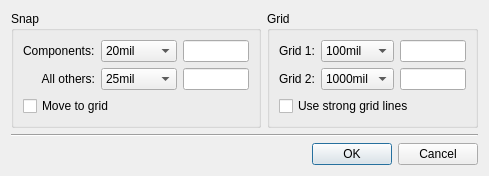
xgvargas/xeda, file sw/ui/dlg_grid.ui: the form before one commit.
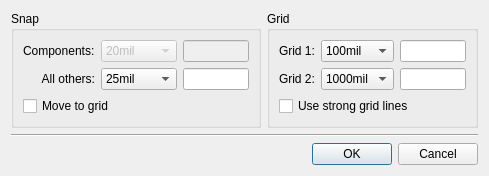
The form after the commit. Custom widgets are drawn as their Qt base class.

Commit message: nada novo

Patch:
```diff
--- a/sw/ui/dlg_grid.ui
+++ b/sw/ui/dlg_grid.ui
@@ -111,6 +111,9 @@
           </item>
           <item row="0" column="1">
            <widget class="QComboBox" name="sel_snap_comp">
+            <property name="enabled">
+             <bool>false</bool>
+            </property>
             <property name="currentIndex">
              <number>3</number>
             </property>
@@ -201,6 +204,9 @@
           </item>
           <item row="0" column="2">
            <widget class="DimEdit" name="edt_snap_comp">
+            <property name="enabled">
+             <bool>false</bool>
+            </property>
             <property name="maximumSize">
              <size>
               <width>66</width>
```
The commit also changes 2 other files.
